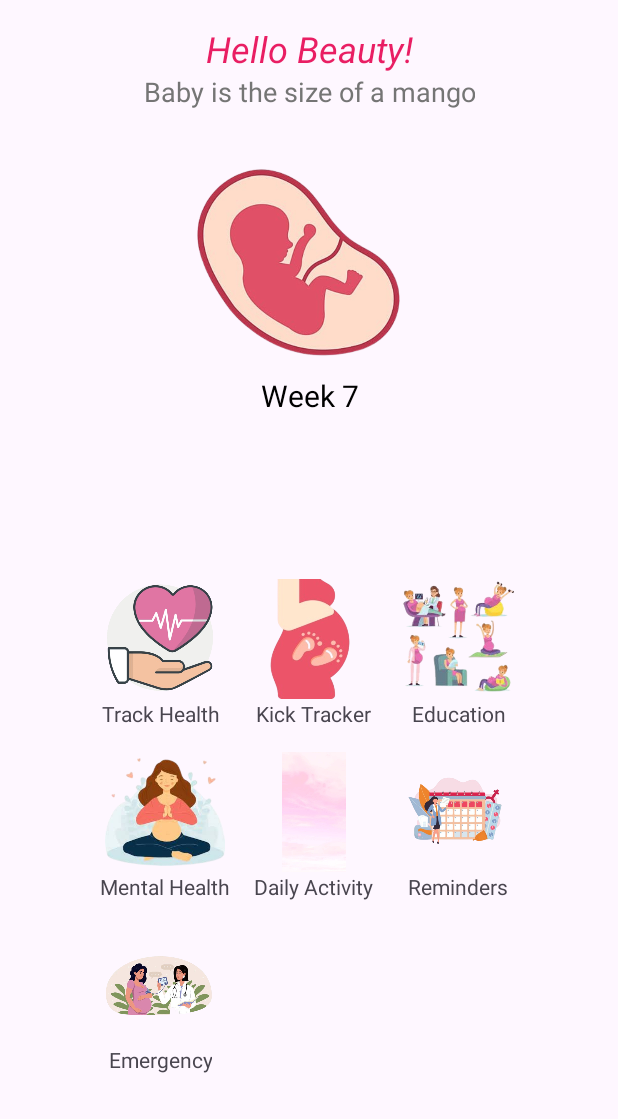
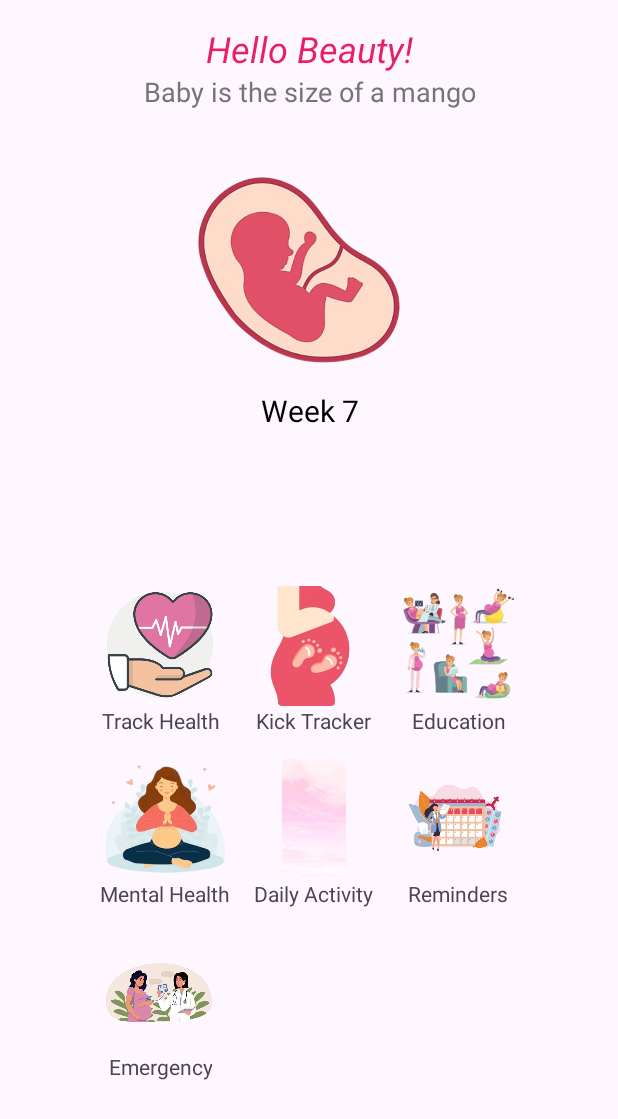
Before and after one commit to geeth20001223/Mobile_app, an Android app: the home screen opened directly, with no data from a screen before it, on a phone screen of 412 x 824 dp. Shown: the top 1119 px of the screen. Run offline under Robolectric (Android 15) with nearby library versions, the phone set to English and light mode, and no system bars.

Commit message:
changed size of login interface and home interface as well as changed colours

```diff
--- a/Pregnancy App/src/main/res/layout/activity_home.xml
+++ b/Pregnancy App/src/main/res/layout/activity_home.xml
@@ -38,8 +38,8 @@
     <!-- Week Number -->
     <ImageView
         android:id="@+id/babyImage"
-        android:layout_width="150dp"
-        android:layout_height="150dp"
+        android:layout_width="149dp"
+        android:layout_height="160dp"
         android:contentDescription="Baby Image"
         android:src="@drawable/babywomb"
         app:layout_constraintBottom_toBottomOf="parent"
```
